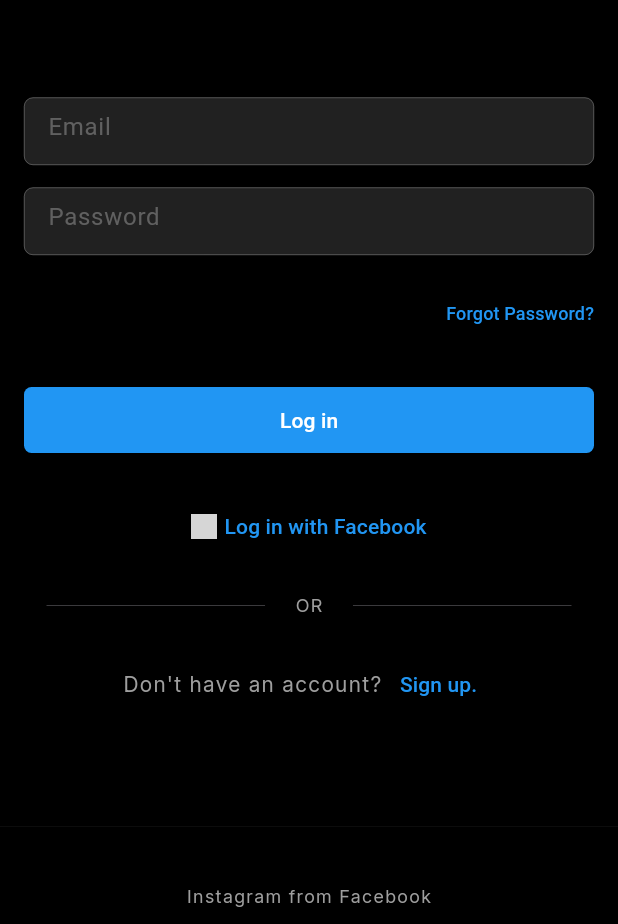
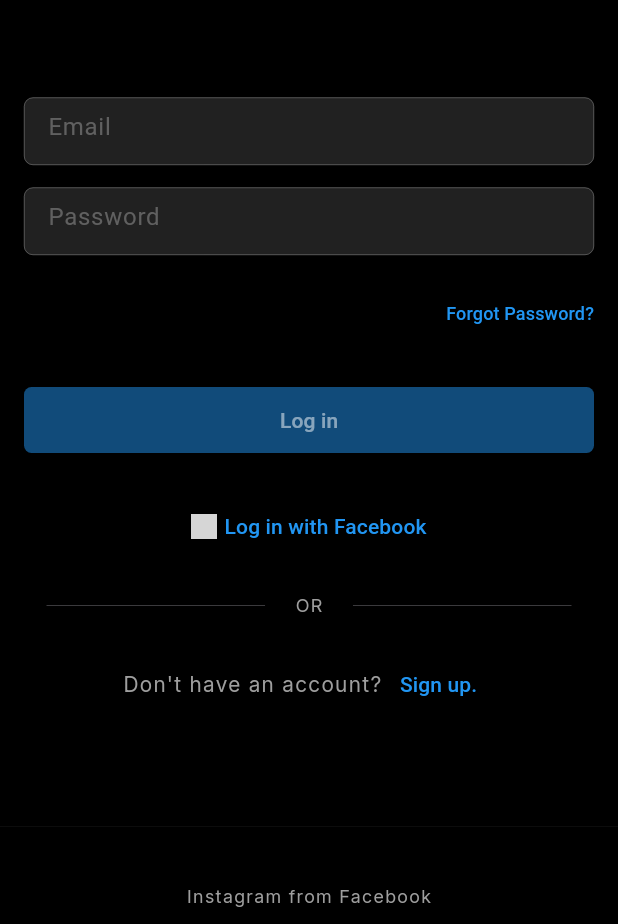
Before and after one commit to MohammedHishamFarouk/Instagram_Clone, a Flutter app: the screen it shows after launch, on a phone screen of 412 x 824 dp, the part 312-1236 px from its top. Run offline on Flutter 3.47's test engine with Material 3 defaults, Android fonts, the phone set to English and light mode, and no system bars; grey boxes are pictures that could not be loaded.

Commit message:
second commit

```diff
--- /dev/null
+++ b/lib/view/auth/components/login_button.dart
@@ -0,0 +1,29 @@
+import 'package:flutter/material.dart';
+
+class LoginButtonWidget extends StatelessWidget {
+  const LoginButtonWidget({
+    super.key,
+    this.onPressed,
+  });
+
+  final VoidCallback? onPressed;
+
+  @override
+  Widget build(BuildContext context) {
+    return SizedBox(
+      width: double.infinity,
+      height: 44,
+      child: FilledButton(
+        onPressed: onPressed,
+        style: FilledButton.styleFrom(
+          disabledBackgroundColor: Colors.blue.withOpacity(0.5),
+          disabledForegroundColor: Colors.white.withOpacity(0.5),
+          shape: RoundedRectangleBorder(
+            borderRadius: BorderRadius.circular(5),
+          ),
+        ),
+        child: const Text('Log in'),
+      ),
+    );
+  }
+}
--- a/lib/view/auth/login_screen.dart
+++ b/lib/view/auth/login_screen.dart
@@ -1,5 +1,6 @@
 import 'package:flutter/material.dart';
-import 'package:insgram_clone/core/components/custom_textfield_widget.dart';
+import 'package:insgram_clone/core/components/custom_textField_widget.dart';
+import 'package:insgram_clone/view/auth/components/login_button.dart';
 
 class LoginScreen extends StatelessWidget {
   const LoginScreen({super.key});
@@ -52,21 +53,9 @@
                         ),
                       ),
                     ),
-                    Padding(
-                      padding: const EdgeInsets.symmetric(vertical: 25.0),
-                      child: SizedBox(
-                        width: double.infinity,
-                        height: 44,
-                        child: FilledButton(
-                          onPressed: () {},
-                          style: FilledButton.styleFrom(
-                            shape: RoundedRectangleBorder(
-                              borderRadius: BorderRadius.circular(5),
-                            ),
-                          ),
-                          child: const Text('Log in'),
-                        ),
-                      ),
+                    const Padding(
+                      padding: EdgeInsets.symmetric(vertical: 25.0),
+                      child: LoginButtonWidget(),
                     ),
                     TextButton(
                       onPressed: () {},
```
Also changed, not shown: lib/view/auth/start_screen.dart (+3 -12 lines), lib/core/components/custom_textField_widget.dart (renamed from lib/core/components/custom_textfield_widget.dart).
